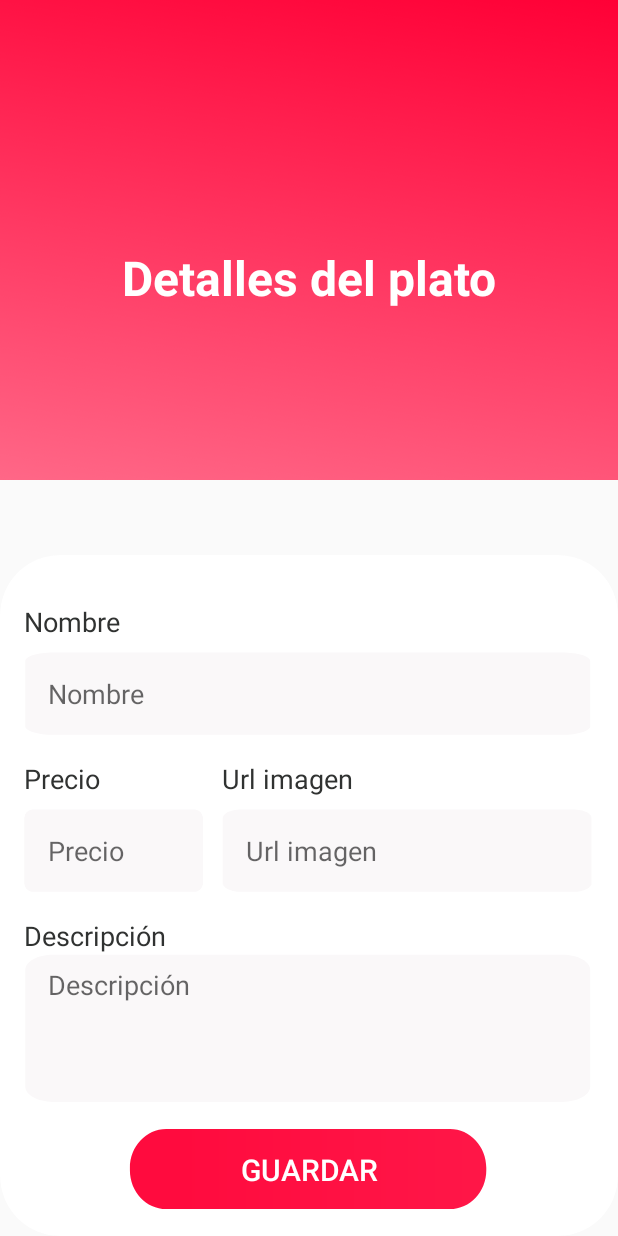
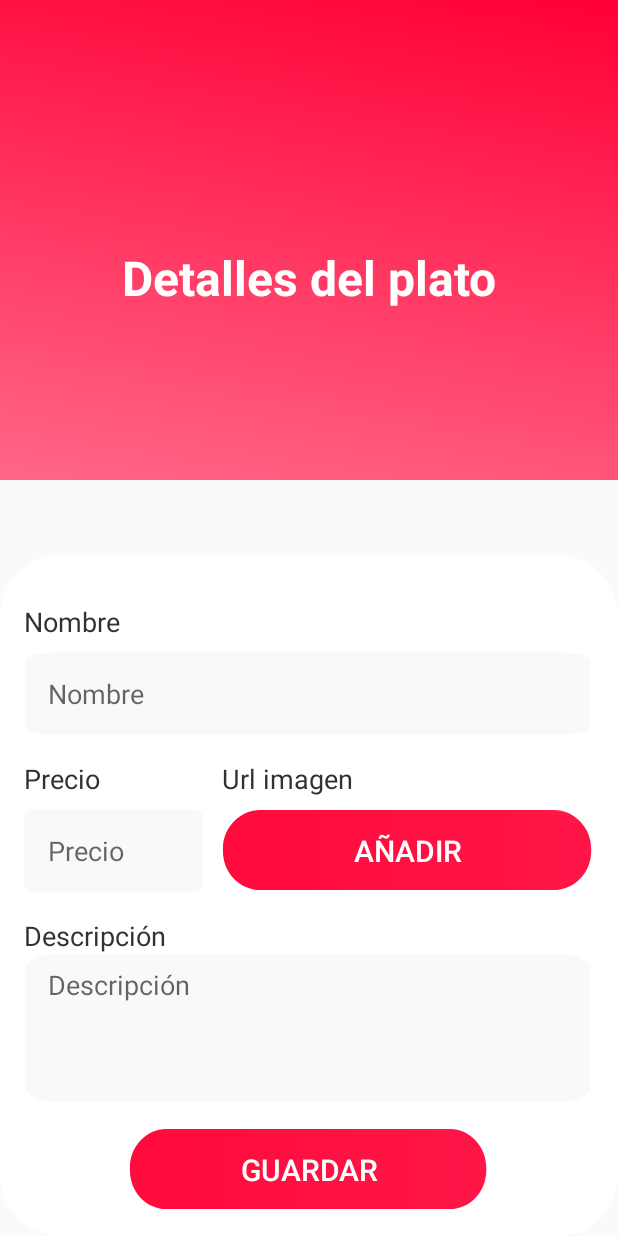
Before and after one commit to Daniel-1401/ProyectoDAM2-2, an Android app: the EditActivity screen opened directly, with no data from a screen before it, on a phone screen of 412 x 824 dp. Run offline under Robolectric (Android 15) with nearby library versions, the phone set to English and light mode, and no system bars; our stand-ins replace Firebase (no records; nobody signed in at launch, a user with empty details on screens opened directly); 3 statements that could not run were skipped.

Commit message:
error en el editar - DANIEL

```diff
--- a/app/src/main/java/com/admin/chifast/Activities/EditActivity.kt
+++ b/app/src/main/java/com/admin/chifast/Activities/EditActivity.kt
@@ -1,5 +1,7 @@
 package com.admin.chifast.Activities
 
+import android.content.Intent
+import android.net.Uri
 import androidx.appcompat.app.AppCompatActivity
 import android.os.Bundle
 import android.text.Editable
@@ -11,18 +13,37 @@ import com.google.firebase.database.DatabaseError
 import com.google.firebase.database.ValueEventListener
 import com.google.firebase.database.ktx.database
 import com.google.firebase.ktx.Firebase
+import com.google.firebase.storage.FirebaseStorage
+import com.google.firebase.storage.StorageReference
+import kotlinx.android.synthetic.main.activity_add.*
 import kotlinx.android.synthetic.main.activity_edit.*
+import kotlinx.android.synthetic.main.activity_edit.btnAgregaImg
+import kotlinx.android.synthetic.main.activity_edit.descriptionEditText
+import kotlinx.android.synthetic.main.activity_edit.nameEditText
+import kotlinx.android.synthetic.main.activity_edit.precioEditText
+import kotlinx.android.synthetic.main.activity_edit.saveButton
 
 class EditActivity : AppCompatActivity() {
+
+    private val GALLERY_INTENT = 1
+    private val key = intent.getStringExtra("key")
+    private val database = Firebase.database
+    private var FileUri: Uri? = null
+    private var urlImagen= ""
+
     override fun onCreate(savedInstanceState: Bundle?) {
         super.onCreate(savedInstanceState)
         setContentView(R.layout.activity_edit)
 
-        val key = intent.getStringExtra("key")
-        val database = Firebase.database
+
         @Suppress("NULLABILITY_MISMATCH_BASED_ON_JAVA_ANNOTATIONS") val myRef = database.getReference("menu").child(
             key.toString()
         )
+
+
+        btnAgregaImg.setOnClickListener {
+            fileUpload()
+        }
 
         myRef.addValueEventListener(object : ValueEventListener {
             override fun onDataChange(dataSnapshot: DataSnapshot) {
@@ -46,7 +67,7 @@ class EditActivity : AppCompatActivity() {
             val name : String = nameEditText.text.toString()
             val precio : String = precioEditText.text.toString()
             val description: String = descriptionEditText.text.toString()
-            val url: String = urlEditText.text.toString()
+            val url: String = ""
 
             myRef.child("name").setValue(name)
             myRef.child("precio").setValue(precio)
@@ -56,5 +77,27 @@ class EditActivity : AppCompatActivity() {
             finish()
         }
     }
+    private fun fileUpload() {
+        val intent = Intent(Intent.ACTION_GET_CONTENT)
+        intent.type = "*/*"
+        startActivityForResult(intent, GALLERY_INTENT)
+    }
+    override fun onActivityResult(requestCode: Int, resultCode: Int, data: Intent?) {
+        super.onActivityResult(requestCode, resultCode, data)
+        if (requestCode == GALLERY_INTENT) {
+            if (resultCode == RESULT_OK) {
+                FileUri = data!!.data!!
+                val Folder: StorageReference =
+                    FirebaseStorage.getInstance().getReference().child("menu")
+                val file_name: StorageReference = Folder.child("imagen" + FileUri!!.lastPathSegment)
+                file_name.putFile(FileUri!!).addOnSuccessListener { taskSnapshot ->
+                    file_name.getDownloadUrl().addOnSuccessListener { uri ->
+                        urlImagen = java.lang.String.valueOf(uri)
+                        Log.d("Mensaje", "Se subió correctamente")
+                    }
+                }
+            }
+        }
+    }
 
 }
--- a/app/src/main/res/layout/activity_edit.xml
+++ b/app/src/main/res/layout/activity_edit.xml
@@ -126,28 +126,21 @@
                 android:textColor="@color/text_dark"
                 android:textSize="18sp" />
 
-            <EditText
-                android:id="@+id/urlEditText"
+            <Button
+                android:id="@+id/btnAgregaImg"
                 android:layout_width="match_parent"
                 android:layout_height="56dp"
                 android:layout_below="@+id/urlTextView"
-                android:layout_alignParentEnd="true"
-                android:layout_alignParentRight="true"
                 android:layout_marginStart="12dp"
                 android:layout_marginLeft="12dp"
                 android:layout_marginEnd="16dp"
                 android:layout_marginRight="16dp"
                 android:layout_toEndOf="@+id/precioEditText"
                 android:layout_toRightOf="@+id/precioEditText"
-                android:autofillHints=""
-                android:background="@drawable/ic_field"
-                android:ems="10"
-                android:hint="@string/url_form"
-                android:inputType="textUri|text"
-                android:paddingLeft="16dp"
-                android:paddingTop="8dp"
-                android:paddingRight="16dp"
-                android:paddingBottom="8dp" />
+                android:background="@drawable/ic_btn"
+                android:text="añadir"
+                android:textColor="@color/white"
+                android:textSize="20dp" />
 
             <TextView
                 android:id="@+id/urlTextView"
```
Also changed, not shown: app/src/main/java/com/admin/chifast/Activities/AddActivity.kt (+4 -5 lines).
